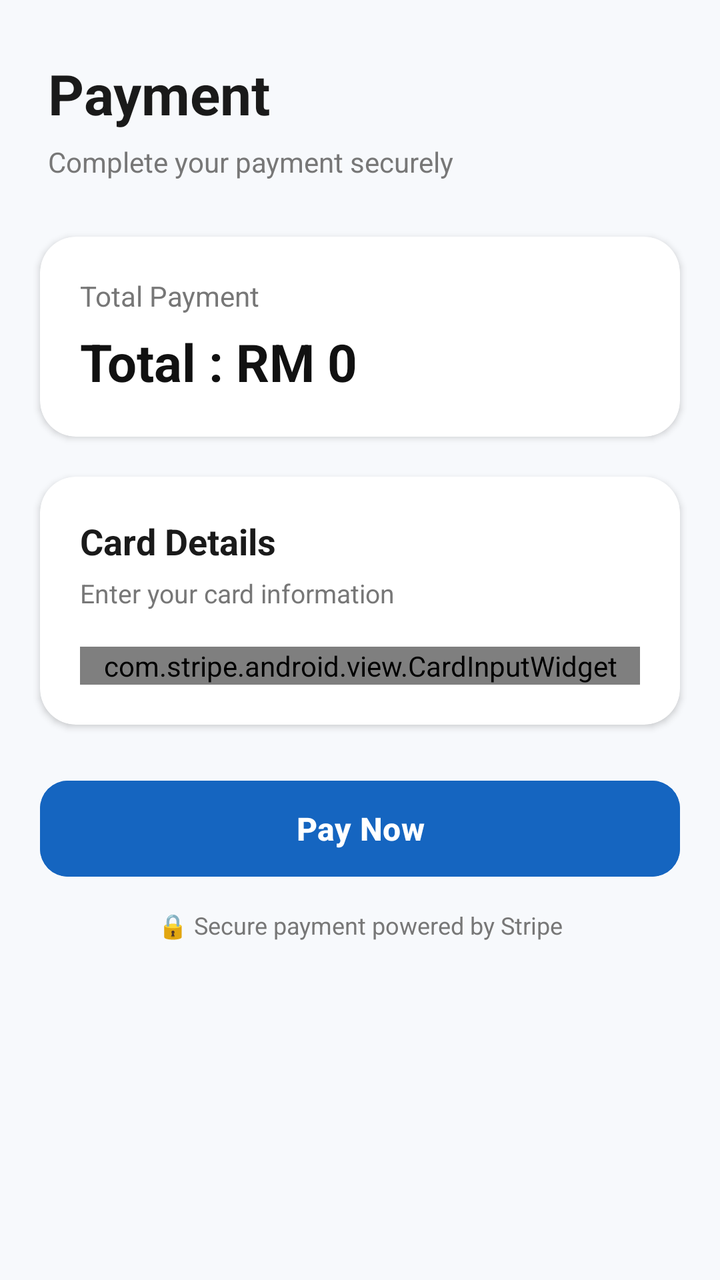
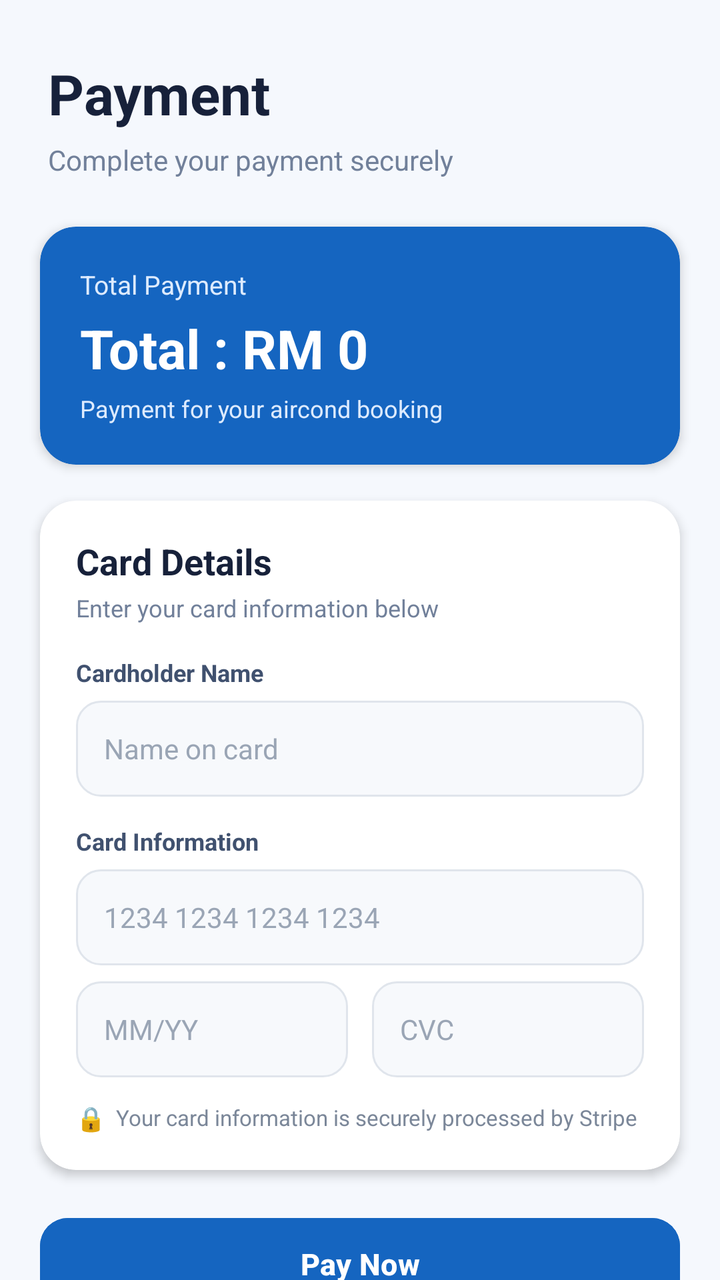

The first picture is an Android layout as it rendered before a commit; the second is the same layout after the commit. The layout source and the unified diff follow.
<!-- AndroidManifest.xml: application theme Theme.EncikAircond -->
<!-- res/layout/activity_stripe_payment.xml -->
<?xml version="1.0" encoding="utf-8"?>
<androidx.constraintlayout.widget.ConstraintLayout
    xmlns:android="http://schemas.android.com/apk/res/android"
    xmlns:app="http://schemas.android.com/apk/res-auto"
    android:layout_width="match_parent"
    android:layout_height="match_parent"
    android:background="#F7F9FC">

    
    <TextView
        android:id="@+id/txtTitle"
        android:layout_width="0dp"
        android:layout_height="wrap_content"
        android:layout_marginStart="24dp"
        android:layout_marginTop="28dp"
        android:layout_marginEnd="24dp"
        android:text="Payment"
        android:textColor="#1A1A1A"
        android:textSize="28sp"
        android:textStyle="bold"
        app:layout_constraintEnd_toEndOf="parent"
        app:layout_constraintStart_toStartOf="parent"
        app:layout_constraintTop_toTopOf="parent" />

    <TextView
        android:id="@+id/txtSubtitle"
        android:layout_width="0dp"
        android:layout_height="wrap_content"
        android:layout_marginTop="6dp"
        android:text="Complete your payment securely"
        android:textColor="#777777"
        android:textSize="14sp"
        app:layout_constraintEnd_toEndOf="@id/txtTitle"
        app:layout_constraintStart_toStartOf="@id/txtTitle"
        app:layout_constraintTop_toBottomOf="@id/txtTitle" />

    
    <androidx.cardview.widget.CardView
        android:id="@+id/paymentSummaryCard"
        android:layout_width="0dp"
        android:layout_height="wrap_content"
        android:layout_marginStart="20dp"
        android:layout_marginTop="28dp"
        android:layout_marginEnd="20dp"
        app:cardCornerRadius="18dp"
        app:cardElevation="2dp"
        app:layout_constraintEnd_toEndOf="parent"
        app:layout_constraintStart_toStartOf="parent"
        app:layout_constraintTop_toBottomOf="@id/txtSubtitle">

        <LinearLayout
            android:layout_width="match_parent"
            android:layout_height="wrap_content"
            android:orientation="vertical"
            android:padding="20dp">

            <TextView
                android:layout_width="wrap_content"
                android:layout_height="wrap_content"
                android:text="Total Payment"
                android:textColor="#777777"
                android:textSize="14sp" />

            <TextView
                android:id="@+id/txtAmount"
                android:layout_width="wrap_content"
                android:layout_height="wrap_content"
                android:layout_marginTop="6dp"
                android:text="Total : RM 0"
                android:textColor="#111111"
                android:textSize="26sp"
                android:textStyle="bold" />

        </LinearLayout>

    </androidx.cardview.widget.CardView>

    
    <androidx.cardview.widget.CardView
        android:id="@+id/cardPayment"
        android:layout_width="0dp"
        android:layout_height="wrap_content"
        android:layout_marginStart="20dp"
        android:layout_marginTop="20dp"
        android:layout_marginEnd="20dp"
        app:cardCornerRadius="18dp"
        app:cardElevation="2dp"
        app:layout_constraintEnd_toEndOf="parent"
        app:layout_constraintStart_toStartOf="parent"
        app:layout_constraintTop_toBottomOf="@id/paymentSummaryCard">

        <LinearLayout
            android:layout_width="match_parent"
            android:layout_height="wrap_content"
            android:orientation="vertical"
            android:padding="20dp">

            <TextView
                android:layout_width="wrap_content"
                android:layout_height="wrap_content"
                android:text="Card Details"
                android:textColor="#1A1A1A"
                android:textSize="18sp"
                android:textStyle="bold" />

            <TextView
                android:layout_width="wrap_content"
                android:layout_height="wrap_content"
                android:layout_marginTop="5dp"
                android:text="Enter your card information"
                android:textColor="#777777"
                android:textSize="13sp" />

            <com.stripe.android.view.CardInputWidget
                android:id="@+id/cardInputWidget"
                android:layout_width="match_parent"
                android:layout_height="wrap_content"
                android:layout_marginTop="18dp" />

        </LinearLayout>

    </androidx.cardview.widget.CardView>

    
    <Button
        android:id="@+id/btnPay"
        android:layout_width="0dp"
        android:layout_height="56dp"
        android:layout_marginStart="20dp"
        android:layout_marginTop="24dp"
        android:layout_marginEnd="20dp"
        android:backgroundTint="#1565C0"
        android:text="Pay Now"
        android:textAllCaps="false"
        android:textColor="#FFFFFF"
        android:textSize="16sp"
        android:textStyle="bold"
        app:cornerRadius="14dp"
        app:layout_constraintEnd_toEndOf="parent"
        app:layout_constraintStart_toStartOf="parent"
        app:layout_constraintTop_toBottomOf="@id/cardPayment" />

    <TextView
        android:id="@+id/txtSecure"
        android:layout_width="wrap_content"
        android:layout_height="wrap_content"
        android:layout_marginTop="12dp"
        android:text="🔒 Secure payment powered by Stripe"
        android:textColor="#777777"
        android:textSize="12sp"
        app:layout_constraintEnd_toEndOf="parent"
        app:layout_constraintStart_toStartOf="parent"
        app:layout_constraintTop_toBottomOf="@id/btnPay" />

</androidx.constraintlayout.widget.ConstraintLayout>
<!-- resources referenced by this layout -->
<resources>
  <style name="Theme.EncikAircond" parent="Base.Theme.EncikAircond" />
  <style name="Base.Theme.EncikAircond" parent="Theme.Material3.DayNight.NoActionBar">
          
      </style>
</resources>

<!-- the commit's change to res/layout/activity_stripe_payment.xml (unified diff, before → after) -->
@@ -4,9 +4,10 @@
     xmlns:app="http://schemas.android.com/apk/res-auto"
     android:layout_width="match_parent"
     android:layout_height="match_parent"
-    android:background="#F7F9FC">
-
-    
+    android:background="#F5F8FD">
+
+    
+
     <TextView
         android:id="@+id/txtTitle"
         android:layout_width="0dp"
@@ -15,37 +16,40 @@
         android:layout_marginTop="28dp"
         android:layout_marginEnd="24dp"
         android:text="Payment"
-        android:textColor="#1A1A1A"
+        android:textColor="#17213A"
         android:textSize="28sp"
         android:textStyle="bold"
-        app:layout_constraintEnd_toEndOf="parent"
-        app:layout_constraintStart_toStartOf="parent"
+        app:layout_constraintStart_toStartOf="parent"
+        app:layout_constraintEnd_toEndOf="parent"
         app:layout_constraintTop_toTopOf="parent" />
 
     <TextView
         android:id="@+id/txtSubtitle"
         android:layout_width="0dp"
         android:layout_height="wrap_content"
-        android:layout_marginTop="6dp"
+        android:layout_marginTop="5dp"
         android:text="Complete your payment securely"
-        android:textColor="#777777"
+        android:textColor="#71809A"
         android:textSize="14sp"
+        app:layout_constraintStart_toStartOf="@id/txtTitle"
         app:layout_constraintEnd_toEndOf="@id/txtTitle"
-        app:layout_constraintStart_toStartOf="@id/txtTitle"
         app:layout_constraintTop_toBottomOf="@id/txtTitle" />
 
-    
+
+    
+
     <androidx.cardview.widget.CardView
         android:id="@+id/paymentSummaryCard"
         android:layout_width="0dp"
         android:layout_height="wrap_content"
         android:layout_marginStart="20dp"
-        android:layout_marginTop="28dp"
+        android:layout_marginTop="24dp"
         android:layout_marginEnd="20dp"
+        app:cardBackgroundColor="#1565C0"
         app:cardCornerRadius="18dp"
-        app:cardElevation="2dp"
-        app:layout_constraintEnd_toEndOf="parent"
-        app:layout_constraintStart_toStartOf="parent"
+        app:cardElevation="3dp"
+        app:layout_constraintStart_toStartOf="parent"
+        app:layout_constraintEnd_toEndOf="parent"
         app:layout_constraintTop_toBottomOf="@id/txtSubtitle">
 
         <LinearLayout
@@ -58,98 +62,232 @@
                 android:layout_width="wrap_content"
                 android:layout_height="wrap_content"
                 android:text="Total Payment"
-                android:textColor="#777777"
-                android:textSize="14sp" />
+                android:textColor="#DDEBFF"
+                android:textSize="13sp" />
 
             <TextView
                 android:id="@+id/txtAmount"
                 android:layout_width="wrap_content"
                 android:layout_height="wrap_content"
-                android:layout_marginTop="6dp"
+                android:layout_marginTop="5dp"
                 android:text="Total : RM 0"
-                android:textColor="#111111"
-                android:textSize="26sp"
-                android:textStyle="bold" />
+                android:textColor="#FFFFFF"
+                android:textSize="27sp"
+                android:textStyle="bold" />
+
+            <TextView
+                android:layout_width="wrap_content"
+                android:layout_height="wrap_content"
+                android:layout_marginTop="4dp"
+                android:text="Payment for your aircond booking"
+                android:textColor="#DDEBFF"
+                android:textSize="12sp" />
 
         </LinearLayout>
 
     </androidx.cardview.widget.CardView>
 
-    
+
+    
+
     <androidx.cardview.widget.CardView
         android:id="@+id/cardPayment"
         android:layout_width="0dp"
         android:layout_height="wrap_content"
         android:layout_marginStart="20dp"
-        android:layout_marginTop="20dp"
+        android:layout_marginTop="18dp"
         android:layout_marginEnd="20dp"
+        app:cardBackgroundColor="#FFFFFF"
         app:cardCornerRadius="18dp"
-        app:cardElevation="2dp"
-        app:layout_constraintEnd_toEndOf="parent"
-        app:layout_constraintStart_toStartOf="parent"
+        app:cardElevation="3dp"
+        app:layout_constraintStart_toStartOf="parent"
+        app:layout_constraintEnd_toEndOf="parent"
         app:layout_constraintTop_toBottomOf="@id/paymentSummaryCard">
 
         <LinearLayout
             android:layout_width="match_parent"
             android:layout_height="wrap_content"
             android:orientation="vertical"
-            android:padding="20dp">
+            android:padding="18dp">
+
+            
 
             <TextView
                 android:layout_width="wrap_content"
                 android:layout_height="wrap_content"
                 android:text="Card Details"
-                android:textColor="#1A1A1A"
+                android:textColor="#17213A"
                 android:textSize="18sp"
                 android:textStyle="bold" />
 
             <TextView
                 android:layout_width="wrap_content"
                 android:layout_height="wrap_content"
-                android:layout_marginTop="5dp"
-                android:text="Enter your card information"
-                android:textColor="#777777"
-                android:textSize="13sp" />
-
-            <com.stripe.android.view.CardInputWidget
-                android:id="@+id/cardInputWidget"
-                android:layout_width="match_parent"
-                android:layout_height="wrap_content"
-                android:layout_marginTop="18dp" />
+                android:layout_marginTop="3dp"
+                android:text="Enter your card information below"
+                android:textColor="#71809A"
+                android:textSize="12sp" />
+
+
+            
+
+            <TextView
+                android:layout_width="wrap_content"
+                android:layout_height="wrap_content"
+                android:layout_marginTop="16dp"
+                android:text="Cardholder Name"
+                android:textColor="#40516F"
+                android:textSize="12sp"
+                android:textStyle="bold" />
+
+            <EditText
+                android:id="@+id/etCardHolder"
+                android:layout_width="match_parent"
+                android:layout_height="48dp"
+                android:layout_marginTop="6dp"
+                android:background="@drawable/bg_payment_input"
+                android:hint="Name on card"
+                android:inputType="textPersonName"
+                android:paddingStart="14dp"
+                android:paddingEnd="14dp"
+                android:textColor="#17213A"
+                android:textColorHint="#9AA5B5"
+                android:textSize="14sp" />
+
+
+            
+
+            <TextView
+                android:layout_width="wrap_content"
+                android:layout_height="wrap_content"
+                android:layout_marginTop="14dp"
+                android:text="Card Information"
+                android:textColor="#40516F"
+                android:textSize="12sp"
+                android:textStyle="bold" />
+
+            
+            <EditText
+                android:id="@+id/etCardNumber"
+                android:layout_width="match_parent"
+                android:layout_height="48dp"
+                android:layout_marginTop="6dp"
+                android:background="@drawable/bg_payment_input"
+                android:hint="1234 1234 1234 1234"
+                android:inputType="number"
+                android:maxLength="19"
+                android:paddingStart="14dp"
+                android:paddingEnd="14dp"
+                android:textColor="#17213A"
+                android:textColorHint="#9AA5B5"
+                android:textSize="14sp" />
+
+            
+            <LinearLayout
+                android:layout_width="match_parent"
+                android:layout_height="wrap_content"
+                android:layout_marginTop="8dp"
+                android:orientation="horizontal">
+
+                <EditText
+                    android:id="@+id/etExpiry"
+                    android:layout_width="0dp"
+                    android:layout_height="48dp"
+                    android:layout_weight="1"
+                    android:layout_marginEnd="6dp"
+                    android:background="@drawable/bg_payment_input"
+                    android:hint="MM/YY"
+                    android:inputType="datetime"
+                    android:maxLength="5"
+                    android:paddingStart="14dp"
+                    android:paddingEnd="14dp"
+                    android:textColor="#17213A"
+                    android:textColorHint="#9AA5B5"
+                    android:textSize="14sp" />
+
+                <EditText
+                    android:id="@+id/etCvc"
+                    android:layout_width="0dp"
+                    android:layout_height="48dp"
+                    android:layout_weight="1"
+                    android:layout_marginStart="6dp"
+                    android:background="@drawable/bg_payment_input"
+                    android:hint="CVC"
+                    android:inputType="numberPassword"
+                    android:maxLength="4"
+                    android:paddingStart="14dp"
+                    android:paddingEnd="14dp"
+                    android:textColor="#17213A"
+                    android:textColorHint="#9AA5B5"
+                    android:textSize="14sp" />
+
+            </LinearLayout>
+
+
+            
+
+            <LinearLayout
+                android:layout_width="match_parent"
+                android:layout_height="wrap_content"
+                android:layout_marginTop="12dp"
+                android:gravity="center_vertical"
+                android:orientation="horizontal">
+
+                <TextView
+                    android:layout_width="wrap_content"
+                    android:layout_height="wrap_content"
+                    android:text="🔒"
+                    android:textSize="12sp" />
+
+                <TextView
+                    android:layout_width="0dp"
+                    android:layout_height="wrap_content"
+                    android:layout_marginStart="5dp"
+                    android:layout_weight="1"
+                    android:text="Your card information is securely processed by Stripe"
+                    android:textColor="#7B8799"
+                    android:textSize="11sp" />
+
+            </LinearLayout>
 
         </LinearLayout>
 
     </androidx.cardview.widget.CardView>
 
-    
+
+    
+
     <Button
         android:id="@+id/btnPay"
         android:layout_width="0dp"
-        android:layout_height="56dp"
+        android:layout_height="54dp"
         android:layout_marginStart="20dp"
-        android:layout_marginTop="24dp"
+        android:layout_marginTop="20dp"
         android:layout_marginEnd="20dp"
         android:backgroundTint="#1565C0"
         android:text="Pay Now"
         android:textAllCaps="false"
         android:textColor="#FFFFFF"
-        android:textSize="16sp"
+        android:textSize="15sp"
         android:textStyle="bold"
         app:cornerRadius="14dp"
-        app:layout_constraintEnd_toEndOf="parent"
-        app:layout_constraintStart_toStartOf="parent"
+        app:layout_constraintStart_toStartOf="parent"
+        app:layout_constraintEnd_toEndOf="parent"
         app:layout_constraintTop_toBottomOf="@id/cardPayment" />
+
+
+    
 
     <TextView
         android:id="@+id/txtSecure"
         android:layout_width="wrap_content"
         android:layout_height="wrap_content"
-        android:layout_marginTop="12dp"
-        android:text="🔒 Secure payment powered by Stripe"
-        android:textColor="#777777"
-        android:textSize="12sp"
-        app:layout_constraintEnd_toEndOf="parent"
-        app:layout_constraintStart_toStartOf="parent"
+        android:layout_marginTop="10dp"
+        android:text="Secure payment powered by Stripe"
+        android:textColor="#7B8799"
+        android:textSize="11sp"
+        app:layout_constraintStart_toStartOf="parent"
+        app:layout_constraintEnd_toEndOf="parent"
         app:layout_constraintTop_toBottomOf="@id/btnPay" />
 
 </androidx.constraintlayout.widget.ConstraintLayout>
<!-- resource entries referenced after the edit -->
@@ -1,5 +1,27 @@
 <!-- resources referenced by this layout -->
 <resources>
+  <!-- drawable bg_payment_input (drawable) -->
+  <?xml version="1.0" encoding="utf-8"?>
+  <shape xmlns:android="http://schemas.android.com/apk/res/android"
+      android:shape="rectangle">
+  
+      <solid
+          android:color="#F7F9FC" />
+  
+      <corners
+          android:radius="12dp" />
+  
+      <stroke
+          android:width="1dp"
+          android:color="#E0E5EC" />
+  
+      <padding
+          android:left="14dp"
+          android:top="10dp"
+          android:right="14dp"
+          android:bottom="10dp" />
+  
+  </shape>
   <style name="Theme.EncikAircond" parent="Base.Theme.EncikAircond" />
   <style name="Base.Theme.EncikAircond" parent="Theme.Material3.DayNight.NoActionBar">
           
